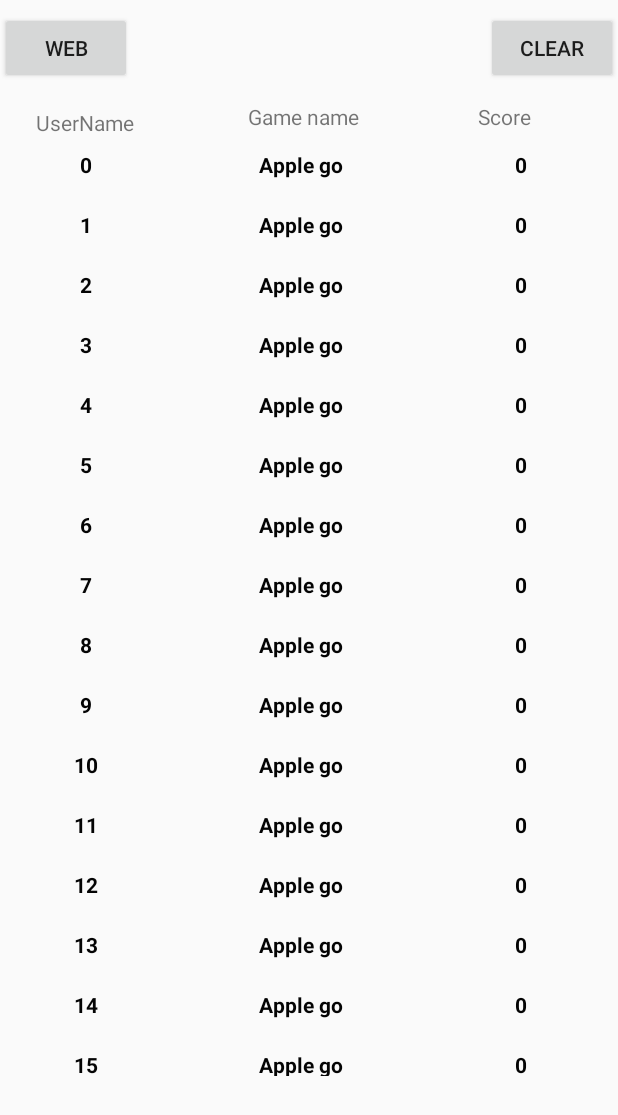
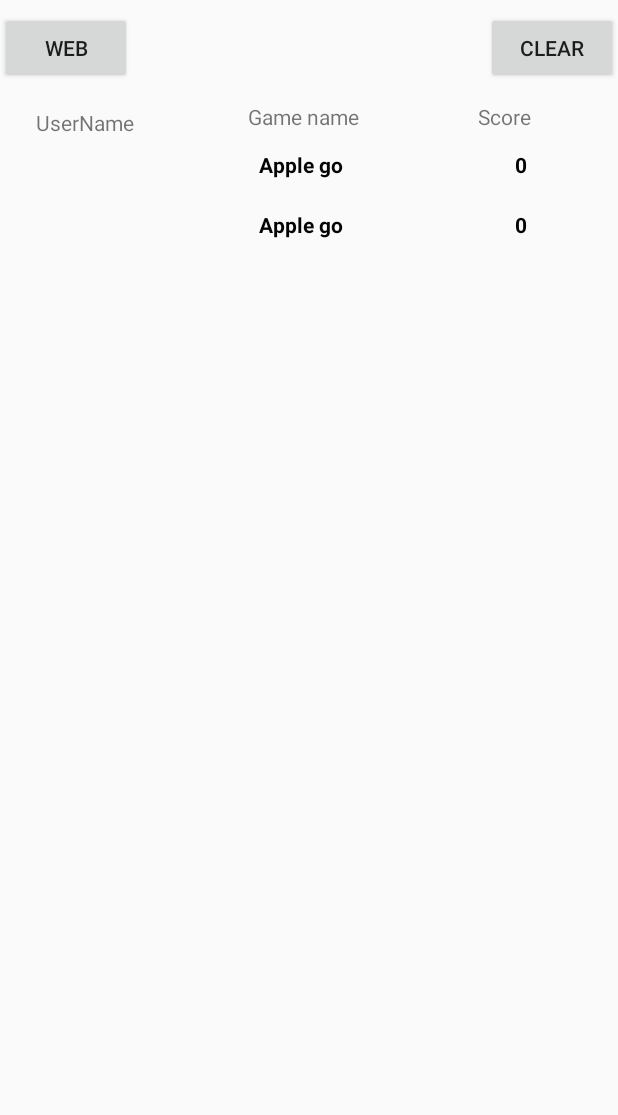
Before and after one commit to linyuqing97/CS441-GameProject, an Android app: the Result screen opened directly, with no data from a screen before it, after a tap on "SAVE", on a phone screen of 412 x 824 dp. Shown: the top 1115 px of the screen. Run offline under Robolectric (Android 15) with nearby library versions, the phone set to English and light mode, and no system bars; network calls fail; 1 statement that could not run was skipped.

```diff
--- a/app/src/main/java/com/example/myfungame/LeaderBoard.java
+++ b/app/src/main/java/com/example/myfungame/LeaderBoard.java
@@ -99,17 +99,15 @@ public class LeaderBoard extends AppCompatActivity implements NetResponse  {
         });
 
 
-        if (getIntent().hasExtra("userName")) {
+        //if (getIntent().hasExtra("userName") && getIntent().hasExtra("score")) {
             System.out.println("new user"+ userRank.size());
             String userName = getIntent().getExtras().getString("userName");
             int score = Integer.parseInt(getIntent().getExtras().getString("score"));
+            System.out.println("Score: "+score);
+            UserInfo info = new UserInfo(userName,"Apple go",score);
+            userRank = showTopScore(info);
+            myAdapter.notifyDataSetChanged();
 
-
-            //Creating some UserInfos for test
-            for(int i = 0;i<20;i++) {
-                UserInfo info = new UserInfo(userName+i, "Apple go", score);
-                userRank = showTopScore(info);
-                myAdapter.notifyDataSetChanged();
             }
 
 
@@ -117,12 +115,9 @@ public class LeaderBoard extends AppCompatActivity implements NetResponse  {
 
 
 
-        }
+       // }
 
-    }
-    public void notifyDataChanged(){
-        myAdapter.notifyDataSetChanged();
-    }
+
 
 
     public void onPause() {
@@ -203,31 +198,12 @@ public class LeaderBoard extends AppCompatActivity implements NetResponse  {
             });
         }
     }
-
-//    @Override
-//    public boolean onCreateOptionsMenu(Menu menu) {
-//        // Inflate the menu; this adds items to the action bar if it is present.
-//        getMenuInflater().inflate(R.menu.menu_main, menu);
-//        return true;
-//    }
-//
-//    @Override
-//    public boolean onOptionsItemSelected(MenuItem item) {
-//        // Handle action bar item clicks here. The action bar will
-//        // automatically handle clicks on the Home/Up button, so long
-//        // as you specify a parent activity in AndroidManifest.xml.
-//        int id = item.getItemId();
-//
-//        //noinspection SimplifiableIfStatement
-//        if (id == R.id.action_settings) {
-//            return true;
-//        }
-//
-//        return super.onOptionsItemSelected(item);
-//    }
+}
 
 
-    public class NetTask extends AsyncTask<Void, Void, Boolean> {
+
+
+class NetTask extends AsyncTask<Void, Void, Boolean> {
         private final String urlString;
         private final String reqString;
         private NetResponse changeListener;
@@ -315,4 +291,3 @@ public class LeaderBoard extends AppCompatActivity implements NetResponse  {
 
         }
     }
-}
--- a/app/src/main/java/com/example/myfungame/NameActivity.java
+++ b/app/src/main/java/com/example/myfungame/NameActivity.java
@@ -33,7 +33,7 @@ public class NameActivity extends AppCompatActivity {
         button.setOnClickListener(new View.OnClickListener() {
             @Override
             public void onClick(View view) {
-                Intent startIntent  = new Intent(getApplicationContext(),LeaderBoard.class);
+               // Intent startIntent  = new Intent(getApplicationContext(),LeaderBoard.class);
 
                 Intent startGameIntent = new Intent(getApplicationContext(),Game.class);
                 startGameIntent.putExtra("userName",editText.getText().toString());
@@ -49,7 +49,7 @@ public class NameActivity extends AppCompatActivity {
             @Override
             public void onClick(View view) {
                 Intent startIntent  = new Intent(getApplicationContext(),LeaderBoard.class);
-                startIntent.putExtra("userName",editText.getText().toString());
+                //startIntent.putExtra("userName",editText.getText().toString());
                 startActivity(startIntent);
             }
         });
--- a/app/src/main/java/com/example/myfungame/Result.java
+++ b/app/src/main/java/com/example/myfungame/Result.java
@@ -9,43 +9,53 @@ import android.widget.Button;
 import android.widget.TextView;
 
 public class Result extends AppCompatActivity {
+    String userName;
+    String score;
 
     @Override
     protected void onCreate(Bundle savedInstanceState) {
         super.onCreate(savedInstanceState);
         setContentView(R.layout.activity_result);
-        String userName;
-        String score;
-
 
         TextView scoreLabel = findViewById(R.id.scoreLabel);
         TextView highScore = findViewById(R.id.highScore);
         Button tryAgainButton = findViewById(R.id.tryAgain);
         Button saveScore = findViewById(R.id.saveButton);
-        Intent saveIntent = new Intent(getApplicationContext(),LeaderBoard.class);
-        if (getIntent().hasExtra("userName")) {
+
+         if (getIntent().hasExtra("userName") && getIntent().hasExtra("score")) {
+
             userName = getIntent().getExtras().getString("userName");
-
-            saveIntent.putExtra("name",userName);
+            System.out.println("result name: "+userName);
 
 
-        }
-        if (getIntent().hasExtra("score")) {
             score  = getIntent().getExtras().getString("score");
+            System.out.println("result score: "+score);
 
             scoreLabel.setText(score);
-            saveIntent.putExtra("score",score);
 
-
-        }
-
-        saveScore.setOnClickListener(new View.OnClickListener() {
+       }
+         saveScore.setOnClickListener(new View.OnClickListener() {
             @Override
             public void onClick(View view) {
                 Intent saveIntent = new Intent(getApplicationContext(),LeaderBoard.class);
+
+                saveIntent.putExtra("userName",userName);
+                saveIntent.putExtra("score",score);
                 startActivity(saveIntent);
             }
         });
 
+         tryAgainButton.setOnClickListener(new View.OnClickListener() {
+             @Override
+             public void onClick(View view) {
+                 Intent startGameIntent = new Intent(getApplicationContext(),Game.class);
+                 startGameIntent.putExtra("userName",userName);
+                 startActivity(startGameIntent);
+             }
+         });
+
+        }
+
+
+
     }
-}
```
